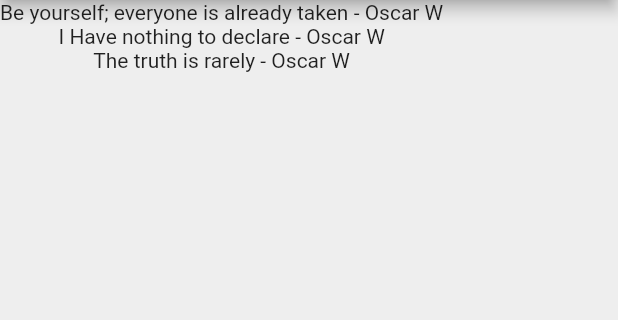
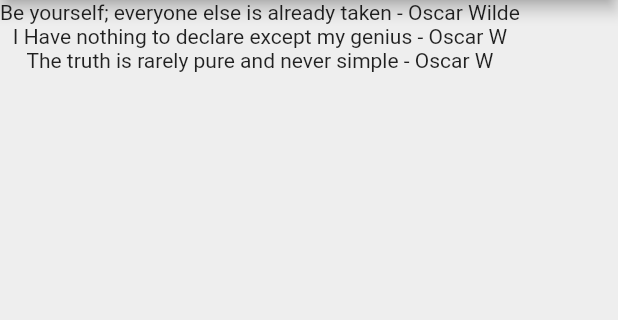
Before and after one commit to HeavyManiac/flutter, a Flutter app: the screen it shows after launch, on a phone screen of 412 x 824 dp, the part 84-404 px from its top. Run offline on Flutter 3.47's test engine with Material 2 defaults, Android fonts, the phone set to English and light mode, and no system bars.

Commit message:
Update main.dart

```diff
--- a/quotes/lib/main.dart
+++ b/quotes/lib/main.dart
@@ -20,9 +20,9 @@ class _QuoteListState extends State<QuoteList> {
   */
   //List<String> quotes = [
   List<Quote> quotes = [
-    Quote(author:'Oscar W', text:'Be yourself; everyone is already taken'),
-    Quote(author:'Oscar W', text:'I Have nothing to declare'),
-    Quote(author:'Oscar W', text:'The truth is rarely')
+    Quote(author:'Oscar Wilde', text:'Be yourself; everyone else is already taken'),
+    Quote(author:'Oscar W', text:'I Have nothing to declare except my genius'),
+    Quote(author:'Oscar W', text:'The truth is rarely pure and never simple')
   ];
 
   @override
```
